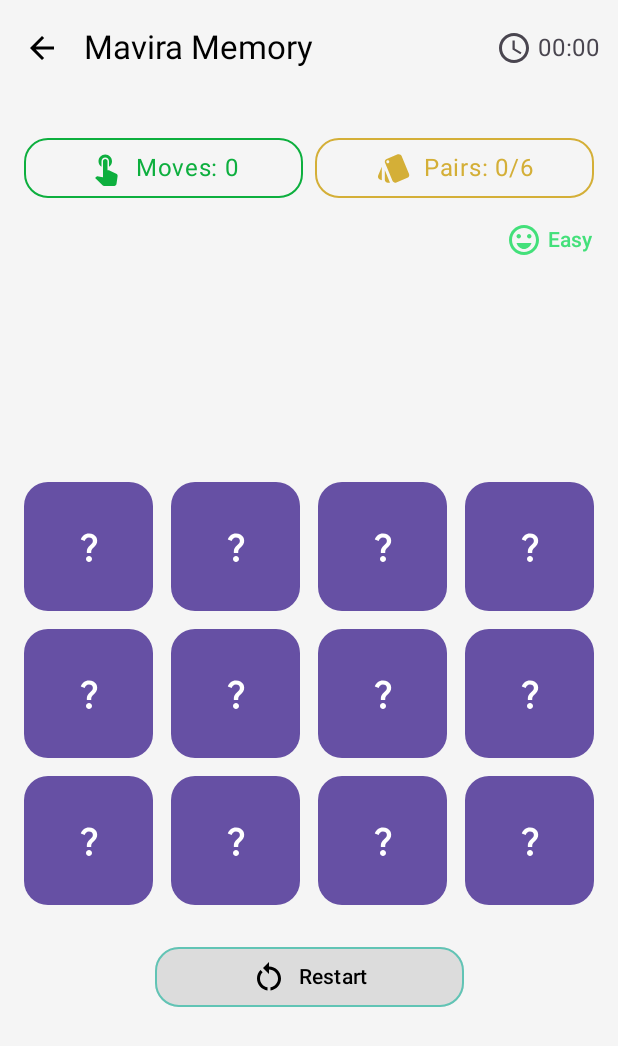
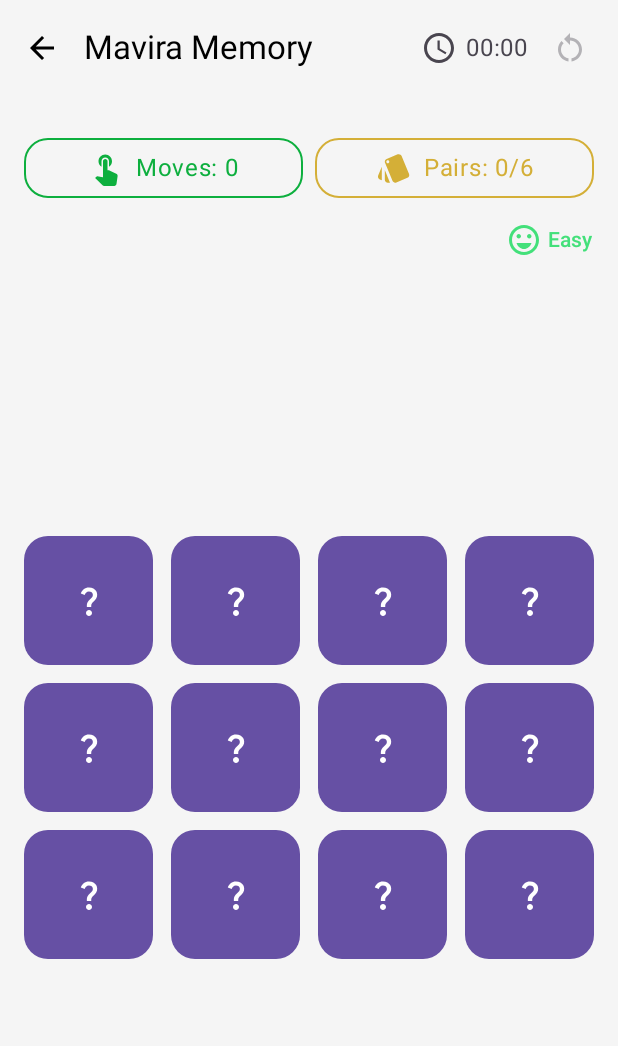
Before and after one commit to gblrodrigues/mavira-memory, an Android app built with Jetpack Compose: the GameScreen screen opened through its navigation route, on a phone screen of 412 x 824 dp. Shown: the top 1046 px of the screen. Run offline under Robolectric (Android 15) with nearby library versions, the light colour scheme and no system bars; our stand-ins replace Dagger/Hilt's generated code, Room's generated code; libraries missing offline, so code that uses them is left out: androidx.hilt.lifecycle; 1 statement that could not run was skipped.

Commit message:
fix: improve game layout and restart placement (#15)

```diff
--- a/app/src/main/java/me/gblrod/mavira/app/MaviraApp.kt
+++ b/app/src/main/java/me/gblrod/mavira/app/MaviraApp.kt
@@ -36,7 +36,9 @@ fun MaviraApp() {
                 MaviraAppBar(
                     config = config,
                     onBackClick = { navHostController.popBackStack() },
-                    timer = topBarState.timer
+                    timer = topBarState.timer,
+                    isRestartEnabled = topBarState.isRestartEnabled,
+                    onRestartGame = topBarState.onRestartGame
                 )
             }
         }
--- a/app/src/main/java/me/gblrod/mavira/features/game/components/GameContent.kt
+++ b/app/src/main/java/me/gblrod/mavira/features/game/components/GameContent.kt
@@ -10,7 +10,6 @@ import androidx.compose.foundation.layout.Spacer
 import androidx.compose.foundation.layout.fillMaxHeight
 import androidx.compose.foundation.layout.fillMaxSize
 import androidx.compose.foundation.layout.fillMaxWidth
-import androidx.compose.foundation.layout.height
 import androidx.compose.foundation.layout.padding
 import androidx.compose.foundation.layout.size
 import androidx.compose.foundation.layout.width
@@ -26,11 +25,9 @@ fun GameContent(
     moveCount: Int,
     pairsFound: Int,
     pairsTotal: Int,
-    isGameStarted: Boolean,
     difficulty: (DifficultyOptions),
     cards: List<MemoryCard>,
-    onCardClick: (MemoryCard) -> Unit,
-    onRestartClick: () -> Unit
+    onCardClick: (MemoryCard) -> Unit
 ) {
     BoxWithConstraints(
         modifier = Modifier.fillMaxSize()
@@ -62,13 +59,6 @@ fun GameContent(
                                 vertical = 12.dp,
                                 horizontal = 16.dp
                             )
-                    )
-
-                    Spacer(modifier = Modifier.height(16.dp))
-
-                    GameRestartButton(
-                        onClick = { onRestartClick() },
-                        enabled = isGameStarted
                     )
                 }
 
@@ -127,13 +117,6 @@ fun GameContent(
                             cards = cards,
                             onCardClick = { onCardClick(it) }
                         )
-
-                        Spacer(modifier = Modifier.height(24.dp))
-
-                        GameRestartButton(
-                            onClick = { onRestartClick() },
-                            enabled = isGameStarted
-                        )
                     }
                 }
             }
--- a/app/src/main/java/me/gblrod/mavira/features/game/components/GameRestartButton.kt
+++ /dev/null
@@ -1,60 +0,0 @@
-package me.gblrod.mavira.features.game.components
-
-import androidx.compose.foundation.BorderStroke
-import androidx.compose.foundation.layout.Row
-import androidx.compose.foundation.layout.Spacer
-import androidx.compose.foundation.layout.fillMaxWidth
-import androidx.compose.foundation.layout.width
-import androidx.compose.foundation.shape.RoundedCornerShape
-import androidx.compose.material.icons.Icons
-import androidx.compose.material.icons.filled.RestartAlt
-import androidx.compose.material3.Button
-import androidx.compose.material3.ButtonDefaults
-import androidx.compose.material3.Icon
-import androidx.compose.material3.MaterialTheme
-import androidx.compose.material3.Text
-import androidx.compose.runtime.Composable
-import androidx.compose.ui.Alignment
-import androidx.compose.ui.Modifier
-import androidx.compose.ui.graphics.Color
-import androidx.compose.ui.res.stringResource
-import androidx.compose.ui.unit.dp
-import me.gblrod.mavira.R
-import me.gblrod.mavira.ui.theme.ButtonContainerDialog
-
-@Composable
-fun GameRestartButton(
-    modifier: Modifier = Modifier,
-    onClick: () -> Unit,
-    enabled: Boolean
-) {
-    Button(
-        onClick = { onClick() },
-        enabled = enabled,
-        elevation = ButtonDefaults.elevatedButtonElevation(defaultElevation = 6.dp),
-        shape = RoundedCornerShape(16.dp),
-        colors = ButtonDefaults.buttonColors(containerColor = ButtonContainerDialog),
-        border = BorderStroke(
-            width = 1.dp,
-            color = if (enabled) Color.Transparent else ButtonContainerDialog
-        ),
-        modifier = modifier.fillMaxWidth(0.5f)
-    ) {
-        Row(
-            verticalAlignment = Alignment.CenterVertically
-        ) {
-            Icon(
-                imageVector = Icons.Default.RestartAlt,
-                contentDescription = null,
-                tint = MaterialTheme.colorScheme.onSurface
-            )
-
-            Spacer(modifier = Modifier.width(8.dp))
-
-            Text(
-                text = stringResource(id = R.string.button_restart_game),
-                color = MaterialTheme.colorScheme.onSurface
-            )
-        }
-    }
-}
--- a/app/src/main/java/me/gblrod/mavira/features/game/difficulty/model/DifficultyOptions.kt
+++ b/app/src/main/java/me/gblrod/mavira/features/game/difficulty/model/DifficultyOptions.kt
@@ -44,7 +44,7 @@ enum class DifficultyOptions(
         label = R.string.difficulty_hard_label,
         icon = Icons.Default.LocalFireDepartment,
         description = R.string.difficulty_hard_description,
-        portraitColumns = 4,
+        portraitColumns = 6,
         landscapeColumns = 6,
         pairs = 12,
         color = LightRed
--- a/app/src/main/java/me/gblrod/mavira/features/game/screen/GameScreen.kt
+++ b/app/src/main/java/me/gblrod/mavira/features/game/screen/GameScreen.kt
@@ -1,6 +1,7 @@
 package me.gblrod.mavira.features.game.screen
 
 import androidx.compose.runtime.Composable
+import androidx.compose.runtime.LaunchedEffect
 import androidx.compose.runtime.getValue
 import androidx.compose.runtime.mutableStateOf
 import androidx.compose.runtime.remember
@@ -15,12 +16,14 @@ import me.gblrod.mavira.features.game.components.GameEffectsHandler
 import me.gblrod.mavira.features.game.components.GameRestartDialog
 import me.gblrod.mavira.features.game.components.ResultDialog
 import me.gblrod.mavira.features.game.viewmodel.GameViewModel
+import me.gblrod.mavira.shared.components.topbar.TopBarState
 import me.gblrod.mavira.shared.extension.toTimerFormat
 
 @Composable
 fun GameScreen(
     gameViewModel: GameViewModel,
-    onNavigateHome: () -> Unit
+    onNavigateHome: () -> Unit,
+    onTopBarStateChange: (TopBarState) -> Unit
 ) {
     val uiState by gameViewModel.uiState.collectAsStateWithLifecycle()
     val isVibrationEnabled by gameViewModel.isVibrationEnabled.collectAsStateWithLifecycle()
@@ -32,6 +35,16 @@ fun GameScreen(
         ShareManager(context = context)
     }
 
+    LaunchedEffect(uiState.timer, uiState.isGameStarted) {
+        onTopBarStateChange(
+            TopBarState(
+                timer = uiState.timer,
+                isRestartEnabled = uiState.isGameStarted,
+                onRestartGame = { isRestartGameDialog = true }
+            )
+        )
+    }
+
     GameEffectsHandler(
         effects = gameViewModel.effects,
         isVibrationEnabled = isVibrationEnabled
@@ -41,10 +54,8 @@ fun GameScreen(
         moveCount = uiState.moveCount,
         pairsFound = uiState.pairsFound,
         pairsTotal = uiState.difficulty.pairs,
-        isGameStarted = uiState.isGameStarted,
         difficulty = uiState.difficulty,
         cards = uiState.cards,
-        onRestartClick = { isRestartGameDialog = true },
         onCardClick = { gameViewModel.onCardClick(selectedCard = it) }
     )
 
--- a/app/src/main/java/me/gblrod/mavira/navigation/graph/NavigationGraph.kt
+++ b/app/src/main/java/me/gblrod/mavira/navigation/graph/NavigationGraph.kt
@@ -47,19 +47,11 @@ fun NavigationGraph(
 
         composable<Route.Game> {
             val gameViewModel: GameViewModel = hiltViewModel()
-            val uiState by gameViewModel.uiState.collectAsStateWithLifecycle()
-
-            LaunchedEffect(uiState.timer) {
-                onTopBarStateChange(
-                    TopBarState(
-                        timer = uiState.timer
-                    )
-                )
-            }
 
             GameScreen(
                 gameViewModel = gameViewModel,
-                onNavigateHome = { navHostController.popBackStack() }
+                onNavigateHome = { navHostController.popBackStack() },
+                onTopBarStateChange = onTopBarStateChange
             )
         }
 
--- a/app/src/main/java/me/gblrod/mavira/shared/components/topbar/MaviraAppBar.kt
+++ b/app/src/main/java/me/gblrod/mavira/shared/components/topbar/MaviraAppBar.kt
@@ -8,6 +8,7 @@ import androidx.compose.foundation.layout.width
 import androidx.compose.material.icons.Icons
 import androidx.compose.material.icons.automirrored.filled.ArrowBack
 import androidx.compose.material.icons.filled.AccessTime
+import androidx.compose.material.icons.filled.RestartAlt
 import androidx.compose.material3.ExperimentalMaterial3Api
 import androidx.compose.material3.Icon
 import androidx.compose.material3.IconButton
@@ -20,6 +21,7 @@ import androidx.compose.ui.Modifier
 import androidx.compose.ui.graphics.Color
 import androidx.compose.ui.res.stringResource
 import androidx.compose.ui.unit.dp
+import me.gblrod.mavira.R
 import me.gblrod.mavira.shared.extension.toTimerFormat
 
 @OptIn(ExperimentalMaterial3Api::class)
@@ -27,7 +29,9 @@ import me.gblrod.mavira.shared.extension.toTimerFormat
 fun MaviraAppBar(
     config: TopBarConfig,
     onBackClick: () -> Unit,
-    timer: Long
+    timer: Long,
+    isRestartEnabled: Boolean = false,
+    onRestartGame: () -> Unit = {}
 ) {
     TopAppBar(
         modifier = Modifier.height(76.dp),
@@ -53,18 +57,30 @@ fun MaviraAppBar(
             if (config.showTimer) {
                 Row(
                     verticalAlignment = Alignment.CenterVertically,
-                    modifier = Modifier.padding(end = 8.dp)
+                    modifier = Modifier.padding(end = 4.dp)
                 ) {
                     Icon(
                         imageVector = Icons.Default.AccessTime,
                         contentDescription = null
                     )
 
-                    Spacer(modifier = Modifier.width(4.dp))
+                    Spacer(modifier = Modifier.width(6.dp))
 
                     Text(
                         text = timer.toTimerFormat()
                     )
+
+                    Spacer(modifier = Modifier.width(4.dp))
+
+                    IconButton(
+                        onClick = { onRestartGame() },
+                        enabled = isRestartEnabled
+                    ) {
+                        Icon(
+                            imageVector = Icons.Default.RestartAlt,
+                            contentDescription = stringResource(id = R.string.button_restart_game)
+                        )
+                    }
                 }
             }
         }
--- a/app/src/main/java/me/gblrod/mavira/shared/components/topbar/TopBarConfig.kt
+++ b/app/src/main/java/me/gblrod/mavira/shared/components/topbar/TopBarConfig.kt
@@ -11,7 +11,9 @@ data class TopBarConfig(
 )
 
 data class TopBarState(
-    val timer: Long = 0L
+    val timer: Long = 0L,
+    val isRestartEnabled: Boolean = false,
+    val onRestartGame: () -> Unit = {}
 )
 
 fun NavDestination?.topBarConfig(): TopBarConfig? {
```
